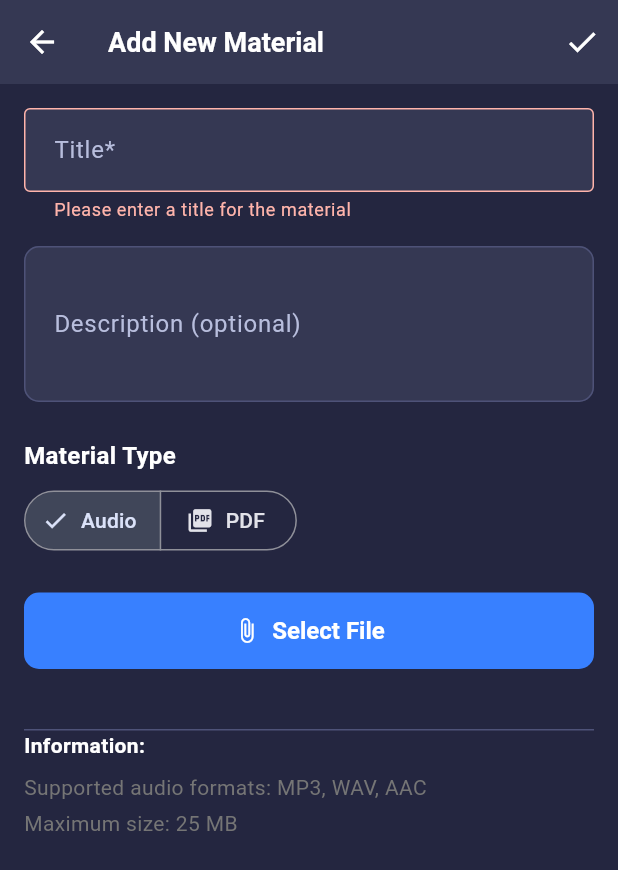
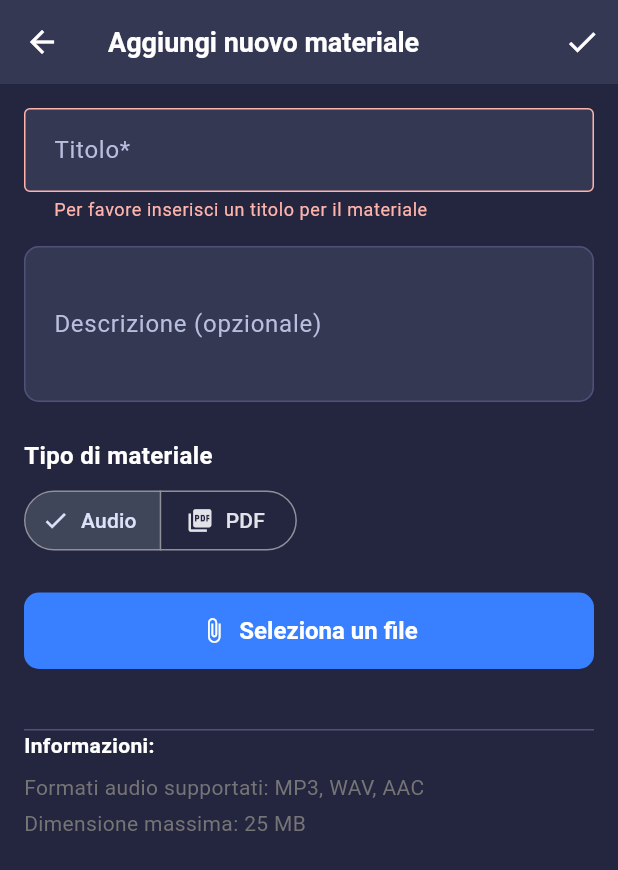
Before and after one commit to gaianardella/big_braynr, a Flutter app: the AddMaterialScreen screen opened directly, after a tap on the "check" icon, on a phone screen of 412 x 824 dp. Shown: the top 870 px of the screen. Run offline on Flutter 3.47's test engine with Material 3 defaults, Android fonts, the phone set to English and light mode, and no system bars; our stand-ins replace audioplayers, dio, file_picker, flutter_dotenv, flutter_local_notifications, flutter_riverpod and 1 more; missing offline and left inert: syncfusion_flutter_pdfviewer.

Commit message:
funziona tuttooo

```diff
--- a/lib/screens/addmaterial_screen.dart
+++ b/lib/screens/addmaterial_screen.dart
@@ -73,7 +73,9 @@ class _AddMaterialScreenState extends State<AddMaterialScreen> {
       final status = await Permission.storage.request();
       if (!status.isGranted) {
         ScaffoldMessenger.of(context).showSnackBar(
-          const SnackBar(content: Text('Storage permission is required')),
+          const SnackBar(
+              content:
+                  Text('È necessaria l\'autorizzazione per l\'archiviazione')),
         );
         return;
       }
@@ -82,7 +84,7 @@ class _AddMaterialScreenState extends State<AddMaterialScreen> {
         type: _fileType,
         allowedExtensions: _fileType == FileType.custom ? ['pdf'] : null,
         allowMultiple: false,
-        dialogTitle: 'Select a file',
+        dialogTitle: 'Seleziona un file',
       );
 
       if (result != null && result.files.isNotEmpty) {
@@ -93,7 +95,8 @@ class _AddMaterialScreenState extends State<AddMaterialScreen> {
       }
     } catch (e) {
       ScaffoldMessenger.of(context).showSnackBar(
-        SnackBar(content: Text('Error selecting file: ${e.toString()}')),
+        SnackBar(
+            content: Text('Errore nella selezione del file: ${e.toString()}')),
       );
     }
   }
@@ -113,7 +116,7 @@ class _AddMaterialScreenState extends State<AddMaterialScreen> {
     if (!_formKey.currentState!.validate()) return;
     if (_selectedFile == null) {
       ScaffoldMessenger.of(context).showSnackBar(
-        const SnackBar(content: Text('Please select a file first')),
+        const SnackBar(content: Text('Per favore seleziona un file prima')),
       );
       return;
     }
@@ -133,23 +136,24 @@ class _AddMaterialScreenState extends State<AddMaterialScreen> {
       }
 
       await _showNotification(
-        'Upload Complete',
-        '${_selectedFile!.name} has been added successfully',
+        'Caricamento completato',
+        '${_selectedFile!.name} è stato aggiunto con successo',
       );
 
       ScaffoldMessenger.of(context).showSnackBar(
-        const SnackBar(content: Text('Material added successfully!')),
+        const SnackBar(content: Text('Materiale aggiunto!')),
       );
 
       if (mounted) Navigator.pop(context);
     } catch (e) {
       await _showNotification(
-        'Upload Failed',
-        'Failed to upload ${_selectedFile!.name}',
+        'Caricamento fallito',
+        'Impossibile caricare ${_selectedFile!.name}',
       );
 
       ScaffoldMessenger.of(context).showSnackBar(
-        SnackBar(content: Text('Error uploading file: ${e.toString()}')),
+        SnackBar(
+            content: Text('Errore nel caricamento del file: ${e.toString()}')),
       );
     } finally {
       if (mounted) {
@@ -170,12 +174,12 @@ class _AddMaterialScreenState extends State<AddMaterialScreen> {
   Widget build(BuildContext context) {
     return Scaffold(
       appBar: AppBar(
-        title: const Text('Add New Material'),
+        title: const Text('Aggiungi nuovo materiale'),
         actions: [
           IconButton(
             icon: const Icon(Icons.check),
             onPressed: _isUploading ? null : _submitMaterial,
-            tooltip: 'Confirm',
+            tooltip: 'Conferma',
           ),
         ],
       ),
@@ -189,13 +193,13 @@ class _AddMaterialScreenState extends State<AddMaterialScreen> {
               TextFormField(
                 controller: _titleController,
                 decoration: const InputDecoration(
-                  labelText: 'Title*',
+                  labelText: 'Titolo*',
                   border: OutlineInputBorder(),
-                  hintText: 'Enter a descriptive title',
+                  hintText: 'Inserisci un titolo descrittivo',
                 ),
                 validator: (value) {
                   if (value == null || value.isEmpty) {
-                    return 'Please enter a title for the material';
+                    return 'Per favore inserisci un titolo per il materiale';
                   }
                   return null;
                 },
@@ -204,15 +208,15 @@ class _AddMaterialScreenState extends State<AddMaterialScreen> {
               TextFormField(
                 controller: _descriptionController,
                 decoration: const InputDecoration(
-                  labelText: 'Description (optional)',
+                  labelText: 'Descrizione (opzionale)',
                   border: OutlineInputBorder(),
-                  hintText: 'Add detailed description',
+                  hintText: 'Aggiungi una descrizione dettagliata',
                 ),
                 maxLines: 3,
               ),
               const SizedBox(height: 24),
               const Text(
-                'Material Type',
+                'Tipo di materiale',
                 style: TextStyle(fontSize: 16, fontWeight: FontWeight.bold),
               ),
               const SizedBox(height: 8),
@@ -240,7 +244,7 @@ class _AddMaterialScreenState extends State<AddMaterialScreen> {
               const SizedBox(height: 24),
               ElevatedButton.icon(
                 icon: const Icon(Icons.attach_file),
-                label: const Text('Select File'),
+                label: const Text('Seleziona un file'),
                 onPressed: _selectFile,
                 style: ElevatedButton.styleFrom(
                   minimumSize: const Size(double.infinity, 48),
@@ -289,14 +293,14 @@ class _AddMaterialScreenState extends State<AddMaterialScreen> {
                                 _isPlaying ? Icons.pause : Icons.play_arrow,
                               ),
                               onPressed: _togglePlayback,
-                              tooltip: _isPlaying ? 'Pause' : 'Play',
+                              tooltip: _isPlaying ? 'Pausa' : 'Riproduci',
                             ),
                         ],
                       ),
                       if (_fileType == FileType.audio) ...[
                         const SizedBox(height: 8),
                         const Text(
-                          'Audio preview:',
+                          'Anteprima audio:',
                           style: TextStyle(fontWeight: FontWeight.bold),
                         ),
                         const SizedBox(height: 4),
@@ -317,7 +321,7 @@ class _AddMaterialScreenState extends State<AddMaterialScreen> {
                 ),
                 const SizedBox(height: 8),
                 Text(
-                  'Uploading: ${(_uploadProgress * 100).toStringAsFixed(0)}%',
+                  'Caricamento: ${(_uploadProgress * 100).toStringAsFixed(0)}%',
                   textAlign: TextAlign.center,
                   style: const TextStyle(fontSize: 14),
                 ),
@@ -325,19 +329,19 @@ class _AddMaterialScreenState extends State<AddMaterialScreen> {
               ],
               const Divider(),
               const Text(
-                'Information:',
+                'Informazioni:',
                 style: TextStyle(fontWeight: FontWeight.bold),
               ),
               const SizedBox(height: 8),
               Text(
                 _fileType == FileType.audio
-                    ? 'Supported audio formats: MP3, WAV, AAC'
-                    : 'Supported document formats: PDF',
+                    ? 'Formati audio supportati: MP3, WAV, AAC'
+                    : 'Formati documento supportati: PDF',
                 style: TextStyle(color: Colors.grey.shade600),
               ),
               const SizedBox(height: 4),
               Text(
-                'Maximum size: 25 MB',
+                'Dimensione massima: 25 MB',
                 style: TextStyle(color: Colors.grey.shade600),
               ),
             ],
```
Also changed, not shown: lib/screens/planning_screen.dart (+26 -166 lines).
